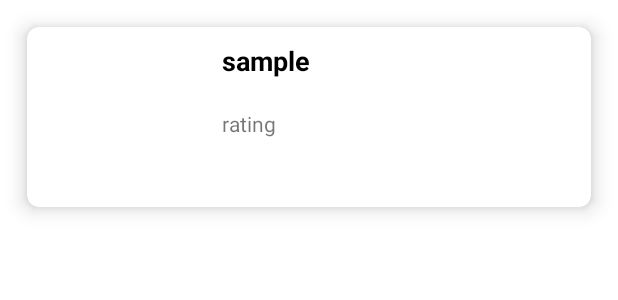
After one commit to Levi-Opunga/the_watchlist, an Android app: the layout dispalyitem.xml on its own in the app's theme, with its tools: preview values and no code run, on a phone screen of 412 x 824 dp. The commit adds this screen. Shown: the top 300 px of the screen. Run offline under Robolectric (Android 15) with nearby library versions, the phone set to English and light mode, and no system bars.

Commit message:
add card recycler view to display received data

```diff
--- a/app/build.gradle
+++ b/app/build.gradle
@@ -43,4 +43,7 @@ dependencies {
     implementation 'com.squareup.picasso:picasso:2.71828'
     implementation 'org.parceler:parceler-api:1.1.12'
     annotationProcessor 'org.parceler:parceler:1.1.12'
+
+    implementation 'com.jakewharton:butterknife:10.2.0'
+    annotationProcessor 'com.jakewharton:butterknife-compiler:10.2.0'
 }
--- a/app/src/main/java/com/moringaschool/thewatchlist/models/Example.java
+++ b/app/src/main/java/com/moringaschool/thewatchlist/models/Example.java
@@ -2,7 +2,6 @@
 package com.moringaschool.thewatchlist.models;
 
 import java.util.List;
-
 import com.google.gson.annotations.Expose;
 import com.google.gson.annotations.SerializedName;
 
--- /dev/null
+++ b/app/src/main/res/layout/dispalyitem.xml
@@ -0,0 +1,74 @@
+<?xml version="1.0" encoding="utf-8"?>
+<androidx.constraintlayout.widget.ConstraintLayout xmlns:android="http://schemas.android.com/apk/res/android"
+    xmlns:app="http://schemas.android.com/apk/res-auto"
+    android:layout_width="match_parent"
+    android:layout_height="wrap_content">
+
+    <androidx.cardview.widget.CardView
+        android:layout_width="match_parent"
+        android:layout_height="wrap_content"
+        android:layout_margin="5dp"
+        app:cardBackgroundColor="@color/white"
+        app:cardCornerRadius="8dp"
+        app:cardElevation="8dp"
+        app:cardMaxElevation="10dp"
+        app:cardPreventCornerOverlap="true"
+        app:cardUseCompatPadding="true">
+
+        <!--
+            In the above cardview widget
+            cardelevation property will give elevation to your card view
+            card corner radius will provide radius to your card view
+            card background color will give background color to your card view
+            card max elevation will give the cardview maximum elevation
+            card prevent corner overlap will add padding to CardView on v20 and
+            before to prevent intersections between the Card content and rounded corners.
+            card use compact padding will add padding in API v21+ as well to have the same
+            measurements with previous versions.
+        -->
+
+        <RelativeLayout
+            android:layout_width="match_parent"
+            android:layout_height="wrap_content">
+
+            <!--ImageVIew to display our Course Image-->
+            <ImageView
+                android:id="@+id/idIVCourseImage"
+                android:layout_width="100dp"
+                android:layout_height="100dp"
+                android:layout_marginStart="10dp"
+                android:layout_marginTop="10dp"
+                android:layout_marginEnd="10dp"
+                android:layout_marginBottom="10dp"
+                android:contentDescription="@string/app_name"
+                android:padding="5dp"
+                />
+
+            <!--Text View to display Course Name-->
+            <TextView
+                android:id="@+id/idTVCourseName"
+                android:layout_width="match_parent"
+                android:layout_height="wrap_content"
+                android:layout_marginStart="10dp"
+                android:layout_marginTop="10dp"
+                android:layout_toEndOf="@id/idIVCourseImage"
+                android:text="sample"
+                android:textColor="@color/black"
+                android:textSize="18sp"
+                android:textStyle="bold" />
+
+            <!--Text VIew to display COurse Rating-->
+            <!--Image used in present in drawable folder-->
+            <TextView
+                android:id="@+id/idTVCourseSummary"
+                android:layout_width="177dp"
+                android:layout_height="32dp"
+                android:layout_below="@id/idTVCourseName"
+                android:layout_marginStart="10dp"
+                android:layout_marginTop="20dp"
+                android:layout_toEndOf="@id/idIVCourseImage"
+                android:drawablePadding="2dp"
+                android:text="rating" />
+        </RelativeLayout>
+    </androidx.cardview.widget.CardView>
+</androidx.constraintlayout.widget.ConstraintLayout>
```
Also changed, not shown: app/src/main/java/com/moringaschool/thewatchlist/adapters/MovieItemAdapter.java (added, +65 -0 lines), app/src/main/java/com/moringaschool/thewatchlist/models/Multimedia.java (added, +76 -0 lines), app/src/main/java/com/moringaschool/thewatchlist/models/Result.java (+4 -4 lines), app/src/main/java/com/moringaschool/thewatchlist/ui/MainActivity.java (+14 -2 lines), app/src/main/res/layout/activity_main.xml (+12 -10 lines).
